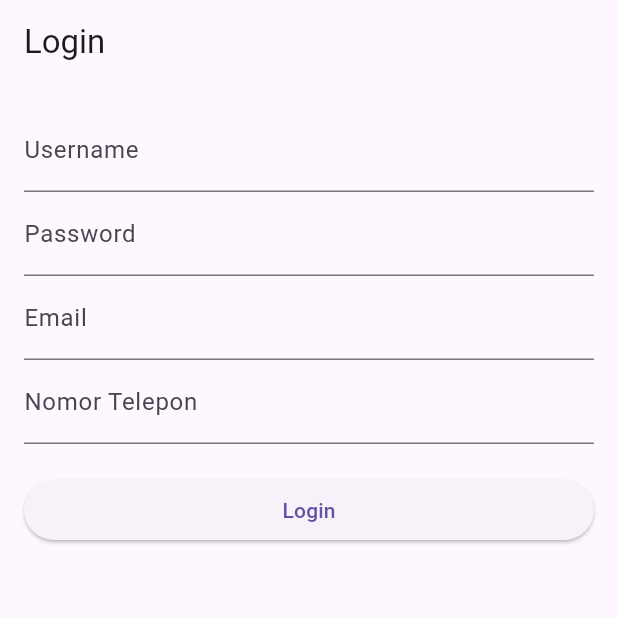
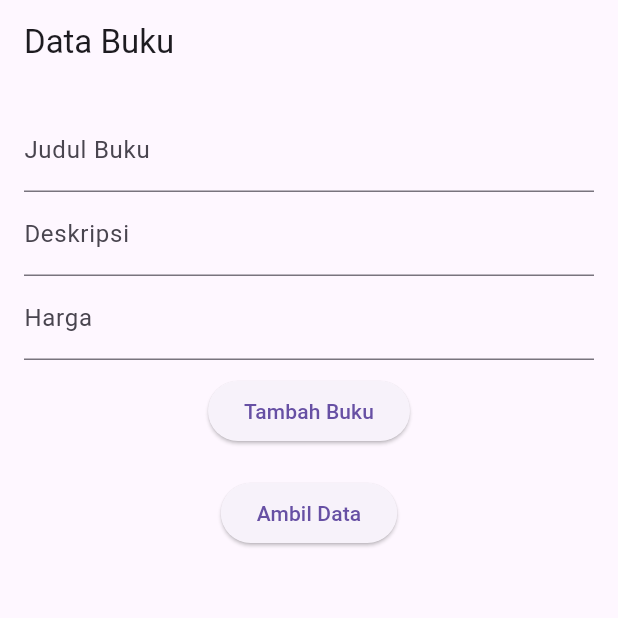
Before and after one commit to ChairulNew/folder-mobile-kampus, a Flutter app: the screen it shows after launch, on a phone screen of 412 x 824 dp, the top half of it. Run offline on Flutter 3.47's test engine with Material 3 defaults, Android fonts, the phone set to English and light mode, and no system bars; our stand-ins replace cloud_firestore, firebase_core, shared_preferences; accounts and stored records are empty.

Commit message:
minggu 15

```diff
--- /dev/null
+++ b/devtools_options.yaml
@@ -0,0 +1,3 @@
+description: This file stores settings for Dart & Flutter DevTools.
+documentation: https://docs.flutter.dev/tools/devtools/extensions#configure-extension-enablement-states
+extensions:
--- /dev/null
+++ b/lib/m15/books_model.dart
@@ -0,0 +1,24 @@
+class BooksModel {
+  String? id;
+  String? buku;
+  String? deskripsi;
+  int? harga;
+
+  BooksModel({this.id, this.buku, this.deskripsi, this.harga});
+
+  BooksModel.fromJson(Map<String, dynamic> json) {
+    id = json['id'];
+    buku = json['buku'];
+    deskripsi = json['deskripsi'];
+    harga = json['harga'];
+  }
+
+  Map<String, dynamic> toJson() {
+    final Map<String, dynamic> data = new Map<String, dynamic>();
+    data['id'] = this.id;
+    data['buku'] = this.buku;
+    data['deskripsi'] = this.deskripsi;
+    data['harga'] = this.harga;
+    return data;
+  }
+}
--- /dev/null
+++ b/lib/m15/books_provider.dart
@@ -0,0 +1,82 @@
+import 'package:cloud_firestore/cloud_firestore.dart';
+import 'package:flutter/material.dart';
+import 'package:minggu_12/m15/books_model.dart';
+
+class BooksProvider extends ChangeNotifier {
+  final db = FirebaseFirestore.instance;
+
+  bool _isLoading = false;
+  bool get isLoading => _isLoading;
+  set setLoading(val) {
+    _isLoading = val;
+    notifyListeners();
+  }
+
+  List<BooksModel> _dataBuku = [];
+  List<BooksModel> get dataBuku => _dataBuku;
+  set setDataBuku(val) {
+    _dataBuku.add(val);
+    notifyListeners();
+  }
+
+  getBooks() async {
+    try {
+      setLoading = true;
+      await db.collection('books').get().then((querySnapshot) {
+        querySnapshot.docs.forEach((element) {
+          setDataBuku = BooksModel.fromJson(element.data());
+        });
+      });
+    } catch (e) {
+      print('Error while fetching data: $e');
+    } finally {
+      setLoading = false;
+    }
+  }
+
+  // Tambahkan di dalam BooksProvider
+  Future<void> deleteBook(String id) async {
+    try {
+      await db.collection('books').doc(id).delete();
+      print('✅ Buku berhasil dihapus');
+      await getBooks(); // refresh list
+    } catch (e) {
+      print('❌ Gagal hapus buku: $e');
+    }
+  }
+
+  Future<void> updateBook(BooksModel updatedBook) async {
+    try {
+      await db
+          .collection('books')
+          .doc(updatedBook.id)
+          .update(updatedBook.toJson());
+      print('✅ Buku berhasil diupdate');
+      await getBooks(); // refresh list
+    } catch (e) {
+      print('❌ Gagal update buku: $e');
+    }
+  }
+
+  Future<bool> addNewBook({
+    required String title,
+    required String deskripsi,
+    required int harga,
+  }) async {
+    try {
+      final docRef = db.collection('books').doc();
+      BooksModel books = BooksModel(
+        id: docRef.id,
+        buku: title,
+        deskripsi: deskripsi,
+        harga: harga,
+      );
+      await db.collection('books').doc(docRef.id).set(books.toJson());
+      print('✅ Buku berhasil ditambah');
+      return true;
+    } catch (e) {
+      print('❌ Error saat tambah buku: $e');
+      return false;
+    }
+  }
+}
--- /dev/null
+++ b/lib/m15/books_screen.dart
@@ -0,0 +1,186 @@
+import 'package:flutter/material.dart';
+import 'package:minggu_12/m15/books_provider.dart';
+import 'package:minggu_12/m15/books_model.dart';
+import 'package:provider/provider.dart';
+
+class BooksScreen extends StatefulWidget {
+  const BooksScreen({super.key});
+
+  @override
+  State<BooksScreen> createState() => _BooksScreenState();
+}
+
+class _BooksScreenState extends State<BooksScreen> {
+  final titleController = TextEditingController();
+  final descController = TextEditingController();
+  final hargaController = TextEditingController();
+
+  final formKey = GlobalKey<FormState>();
+
+  void clearFields() {
+    titleController.clear();
+    descController.clear();
+    hargaController.clear();
+  }
+
+  @override
+  Widget build(BuildContext context) {
+    final booksProvider = Provider.of<BooksProvider>(context);
+
+    return Scaffold(
+      appBar: AppBar(title: const Text("Data Buku")),
+      body: SingleChildScrollView(
+        padding: const EdgeInsets.all(16),
+        child: Column(
+          children: [
+            Form(
+              key: formKey,
+              child: Column(
+                children: [
+                  TextFormField(
+                    controller: titleController,
+                    decoration: const InputDecoration(labelText: 'Judul Buku'),
+                    validator:
+                        (val) =>
+                            val == null || val.isEmpty ? 'Wajib diisi' : null,
+                  ),
+                  TextFormField(
+                    controller: descController,
+                    decoration: const InputDecoration(labelText: 'Deskripsi'),
+                    validator:
+                        (val) =>
+                            val == null || val.isEmpty ? 'Wajib diisi' : null,
+                  ),
+                  TextFormField(
+                    controller: hargaController,
+                    decoration: const InputDecoration(labelText: 'Harga'),
+                    keyboardType: TextInputType.number,
+                    validator:
+                        (val) =>
+                            val == null || val.isEmpty ? 'Wajib diisi' : null,
+                  ),
+                  const SizedBox(height: 10),
+                  ElevatedButton(
+                    onPressed: () async {
+                      if (formKey.currentState!.validate()) {
+                        bool res = await booksProvider.addNewBook(
+                          title: titleController.text,
+                          deskripsi: descController.text,
+                          harga: int.tryParse(hargaController.text) ?? 0,
+                        );
+                        if (res) {
+                          clearFields();
+                          ScaffoldMessenger.of(context).showSnackBar(
+                            const SnackBar(
+                              content: Text('Buku berhasil ditambahkan'),
+                            ),
+                          );
+                        }
+                      }
+                    },
+                    child: const Text("Tambah Buku"),
+                  ),
+                  const SizedBox(height: 20),
+                ],
+              ),
+            ),
+
+            ElevatedButton(
+              onPressed: () async => await booksProvider.getBooks(),
+              child: const Text("Ambil Data"),
+            ),
+            const SizedBox(height: 10),
+
+            booksProvider.isLoading
+                ? const CircularProgressIndicator()
+                : ListView.builder(
+                  shrinkWrap: true,
+                  physics: const NeverScrollableScrollPhysics(),
+                  itemCount: booksProvider.dataBuku.length,
+                  itemBuilder: (context, index) {
+                    final book = booksProvider.dataBuku[index];
+                    return Card(
+                      child: ListTile(
+                        title: Text(book.buku ?? '-'),
+                        subtitle: Text(book.deskripsi ?? '-'),
+                        trailing: Text("Rp ${book.harga ?? 0}"),
+                        onTap: () {
+                          // isi field untuk update
+                          titleController.text = book.buku ?? '';
+                          descController.text = book.deskripsi ?? '';
+                          hargaController.text = book.harga?.toString() ?? '';
+
+                          showDialog(
+                            context: context,
+                            builder:
+                                (_) => AlertDialog(
+                                  title: const Text("Update Buku"),
+                                  content: Column(
+                                    mainAxisSize: MainAxisSize.min,
+                                    children: [
+                                      TextFormField(
+                                        controller: titleController,
+                                        decoration: const InputDecoration(
+                                          labelText: 'Judul',
+                                        ),
+                                      ),
+                                      TextFormField(
+                                        controller: descController,
+                                        decoration: const InputDecoration(
+                                          labelText: 'Deskripsi',
+                                        ),
+                                      ),
+                                      TextFormField(
+                                        controller: hargaController,
+                                        keyboardType: TextInputType.number,
+                                        decoration: const InputDecoration(
+                                          labelText: 'Harga',
+                                        ),
+                                      ),
+                                    ],
+                                  ),
+                                  actions: [
+                                    TextButton(
+                                      child: const Text("Batal"),
+                                      onPressed: () => Navigator.pop(context),
+                                    ),
+                                    ElevatedButton(
+                                      child: const Text("Simpan"),
+                                      onPressed: () async {
+                                        final updated = BooksModel(
+                                          id: book.id,
+                                          buku: titleController.text,
+                                          deskripsi: descController.text,
+                                          harga:
+                                              int.tryParse(
+                                                hargaController.text,
+                                              ) ??
+                                              0,
+                                        );
+                                        await booksProvider.updateBook(updated);
+                                        clearFields();
+                                        Navigator.pop(context);
+                                      },
+                                    ),
+                                  ],
+                                ),
+                          );
+                        },
+                        onLongPress: () async {
+                          await booksProvider.deleteBook(book.id ?? '');
+                          ScaffoldMessenger.of(context).showSnackBar(
+                            const SnackBar(
+                              content: Text('Buku berhasil dihapus'),
+                            ),
+                          );
+                        },
+                      ),
+                    );
+                  },
+                ),
+          ],
+        ),
+      ),
+    );
+  }
+}
--- a/lib/main.dart
+++ b/lib/main.dart
@@ -43,46 +43,78 @@
 //   }
 // }
 
-// m14 - praktek - 1
+// m14 - praktek - 2
+// import 'package:flutter/material.dart';
+// import 'package:minggu_12/latihan14/main_shared_preferences.dart';
+// import 'package:shared_preferences/shared_preferences.dart';
+// import 'package:minggu_12/M14-2/signin_app_screen.dart';
+// import 'package:minggu_12/M14-2/home_app_screen.dart';
+
+// void main() {
+//   runApp(const MyApp());
+// }
+
+// class MyApp extends StatelessWidget {
+//   const MyApp({super.key});
+
+//   Future<Widget> _checkLoginStatus() async {
+//     final prefs = await SharedPreferences.getInstance();
+//     final username = prefs.getString('username');
+//     if (username != null && username.isNotEmpty) {
+//       return const HomeScreen();
+//     } else {
+//       return const SigninAppScreen();
+//     }
+//   }
+
+//   @override
+//   Widget build(BuildContext context) {
+//     return MaterialApp(
+//       title: 'Shared Preferences Login',
+//       home: FutureBuilder(
+//         future: _checkLoginStatus(),
+//         builder: (context, snapshot) {
+//           if (snapshot.connectionState == ConnectionState.waiting) {
+//             return const Scaffold(
+//               body: Center(child: CircularProgressIndicator()),
+//             );
+//           } else {
+//             return snapshot.data as Widget;
+//           }
+//         },
+//       ),
+//     );
+//   }
+// }
+
 import 'package:flutter/material.dart';
-import 'package:minggu_12/latihan14/main_shared_preferences.dart';
-import 'package:shared_preferences/shared_preferences.dart';
-import 'package:minggu_12/M14-2/signin_app_screen.dart';
-import 'package:minggu_12/M14-2/home_app_screen.dart';
+import 'package:firebase_core/firebase_core.dart';
+import 'package:minggu_12/m15/books_provider.dart';
+import 'package:minggu_12/m15/books_screen.dart';
+import 'package:provider/provider.dart';
+import 'firebase_options.dart';
 
-void main() {
-  runApp(const MyApp());
+void main() async {
+  WidgetsFlutterBinding.ensureInitialized();
+  await Firebase.initializeApp(options: DefaultFirebaseOptions.currentPlatform);
+  runApp(
+    MultiProvider(
+      providers: [ChangeNotifierProvider(create: (context) => BooksProvider())],
+      child: const MyApp(),
+    ),
+  );
 }
 
-class MyApp extends StatelessWidget {
+class MyApp extends StatefulWidget {
   const MyApp({super.key});
 
-  Future<Widget> _checkLoginStatus() async {
-    final prefs = await SharedPreferences.getInstance();
-    final username = prefs.getString('username');
-    if (username != null && username.isNotEmpty) {
-      return const HomeScreen();
-    } else {
-      return const SigninAppScreen();
-    }
-  }
+  @override
+  State<MyApp> createState() => _MyAppState();
+}
 
+class _MyAppState extends State<MyApp> {
   @override
   Widget build(BuildContext context) {
-    return MaterialApp(
-      title: 'Shared Preferences Login',
-      home: FutureBuilder(
-        future: _checkLoginStatus(),
-        builder: (context, snapshot) {
-          if (snapshot.connectionState == ConnectionState.waiting) {
-            return const Scaffold(
-              body: Center(child: CircularProgressIndicator()),
-            );
-          } else {
-            return snapshot.data as Widget;
-          }
-        },
-      ),
-    );
+    return MaterialApp(home: BooksScreen());
   }
 }
--- a/pubspec.yaml
+++ b/pubspec.yaml
@@ -37,6 +37,7 @@ dependencies:
   provider: ^6.1.1
   shared_preferences: ^2.5.3
   cupertino_icons: ^1.0.8
+  cloud_firestore: ^5.6.10
 
 dev_dependencies:
   flutter_test:
```
Also changed, not shown: firebase.json (added), lib/firebase_options.dart (added), pubspec.lock, 6 other files.
